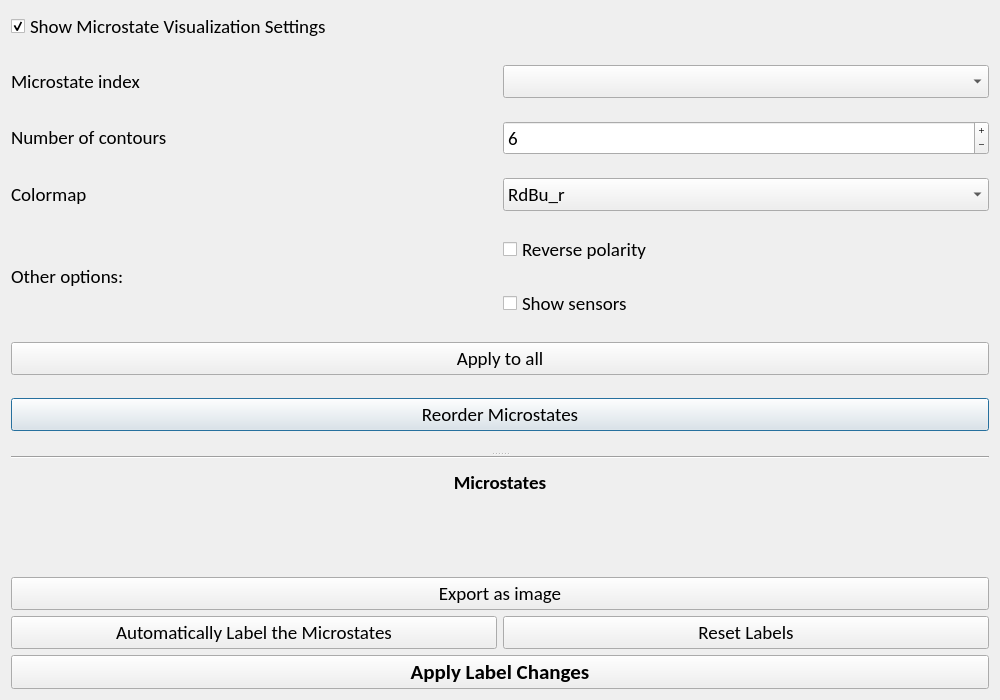
Old version of the form EEG_COMET/ui/MicrostateVisualizationWindow.ui in the repository eeg-comet/eeg-comet.
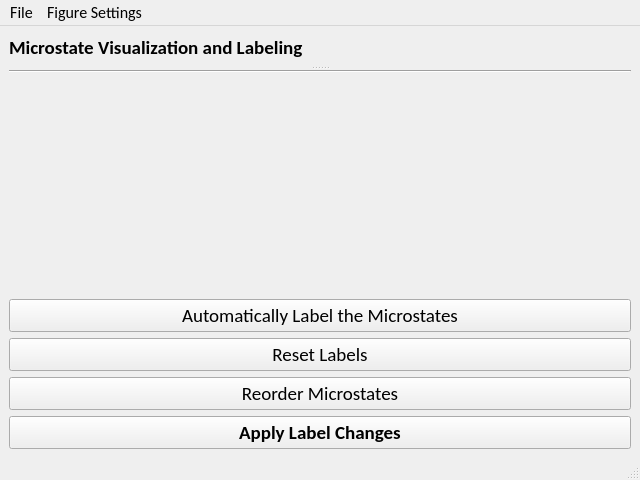
New version of the form.

Commit message: improved microstate visualization

What changed in the file:
```diff
--- a/EEG_COMET/ui/MicrostateVisualizationWindow.ui
+++ b/EEG_COMET/ui/MicrostateVisualizationWindow.ui
@@ -1,339 +1,378 @@
 <?xml version="1.0" encoding="UTF-8"?>
 <ui version="4.0">
- <class>Dialog</class>
- <widget class="QDialog" name="Dialog">
+ <class>MainWindow</class>
+ <widget class="QMainWindow" name="MainWindow">
   <property name="geometry">
    <rect>
     <x>0</x>
     <y>0</y>
-    <width>1000</width>
-    <height>700</height>
+    <width>640</width>
+    <height>480</height>
    </rect>
   </property>
-  <property name="minimumSize">
-   <size>
-    <width>800</width>
-    <height>500</height>
-   </size>
-  </property>
-  <property name="font">
-   <font>
-    <family>Calibri</family>
-    <pointsize>14</pointsize>
-   </font>
-  </property>
   <property name="windowTitle">
    <string>Dialog</string>
   </property>
-  <layout class="QGridLayout" name="gridLayout">
-   <item row="0" column="0">
-    <widget class="QCheckBox" name="settings_checkbox">
-     <property name="sizePolicy">
-      <sizepolicy hsizetype="Preferred" vsizetype="Maximum">
-       <horstretch>0</horstretch>
-       <verstretch>0</verstretch>
-      </sizepolicy>
-     </property>
-     <property name="text">
-      <string>Show Microstate Visualization Settings</string>
-     </property>
-     <property name="checked">
-      <bool>true</bool>
-     </property>
-    </widget>
-   </item>
-   <item row="1" column="0">
-    <widget class="QSplitter" name="splitter">
-     <property name="orientation">
-      <enum>Qt::Vertical</enum>
-     </property>
-     <widget class="QWidget" name="layoutWidget">
-      <layout class="QGridLayout" name="gridLayout_3">
-       <item row="7" column="0" colspan="2">
-        <widget class="QPushButton" name="reorder_microstates_button">
-         <property name="sizePolicy">
-          <sizepolicy hsizetype="Preferred" vsizetype="Maximum">
-           <horstretch>0</horstretch>
-           <verstretch>0</verstretch>
-          </sizepolicy>
-         </property>
-         <property name="cursor">
-          <cursorShape>PointingHandCursor</cursorShape>
-         </property>
-         <property name="text">
-          <string>Reorder Microstates</string>
-         </property>
-        </widget>
-       </item>
-       <item row="4" column="1">
-        <widget class="QCheckBox" name="reverse_polarity_checkbox">
-         <property name="sizePolicy">
-          <sizepolicy hsizetype="Preferred" vsizetype="Maximum">
-           <horstretch>0</horstretch>
-           <verstretch>0</verstretch>
-          </sizepolicy>
-         </property>
-         <property name="text">
-          <string>Reverse polarity</string>
-         </property>
-        </widget>
-       </item>
-       <item row="1" column="1">
-        <widget class="QComboBox" name="microstates_combobox">
-         <property name="sizePolicy">
-          <sizepolicy hsizetype="Preferred" vsizetype="Maximum">
-           <horstretch>0</horstretch>
-           <verstretch>0</verstretch>
-          </sizepolicy>
-         </property>
-        </widget>
-       </item>
-       <item row="2" column="1">
-        <widget class="QSpinBox" name="num_contours_spinbox">
-         <property name="sizePolicy">
-          <sizepolicy hsizetype="Preferred" vsizetype="Maximum">
-           <horstretch>0</horstretch>
-           <verstretch>0</verstretch>
-          </sizepolicy>
-         </property>
-         <property name="buttonSymbols">
-          <enum>QAbstractSpinBox::PlusMinus</enum>
-         </property>
-         <property name="minimum">
-          <number>0</number>
-         </property>
-         <property name="maximum">
-          <number>20</number>
-         </property>
-         <property name="value">
-          <number>6</number>
-         </property>
-        </widget>
-       </item>
-       <item row="5" column="1">
-        <widget class="QCheckBox" name="show_sensors_checkbox">
-         <property name="sizePolicy">
-          <sizepolicy hsizetype="Preferred" vsizetype="Maximum">
-           <horstretch>0</horstretch>
-           <verstretch>0</verstretch>
-          </sizepolicy>
-         </property>
-         <property name="text">
-          <string>Show sensors</string>
-         </property>
-        </widget>
-       </item>
-       <item row="2" column="0">
-        <widget class="QLabel" name="num_contours_label">
-         <property name="sizePolicy">
-          <sizepolicy hsizetype="Preferred" vsizetype="Maximum">
-           <horstretch>0</horstretch>
-           <verstretch>0</verstretch>
-          </sizepolicy>
-         </property>
-         <property name="text">
-          <string>Number of contours</string>
-         </property>
-        </widget>
-       </item>
-       <item row="1" column="0">
-        <widget class="QLabel" name="microstate_index_label">
-         <property name="sizePolicy">
-          <sizepolicy hsizetype="Preferred" vsizetype="Maximum">
-           <horstretch>0</horstretch>
-           <verstretch>0</verstretch>
-          </sizepolicy>
-         </property>
-         <property name="text">
-          <string>Microstate index</string>
-         </property>
-        </widget>
-       </item>
-       <item row="3" column="1">
-        <widget class="QComboBox" name="colormap_combobox">
-         <property name="sizePolicy">
-          <sizepolicy hsizetype="Preferred" vsizetype="Maximum">
-           <horstretch>0</horstretch>
-           <verstretch>0</verstretch>
-          </sizepolicy>
-         </property>
-         <item>
+  <widget class="QWidget" name="centralwidget">
+   <layout class="QGridLayout" name="gridLayout">
+    <item row="1" column="0">
+     <widget class="QSplitter" name="splitter">
+      <property name="font">
+       <font>
+        <family>Calibri</family>
+        <pointsize>14</pointsize>
+       </font>
+      </property>
+      <property name="orientation">
+       <enum>Qt::Vertical</enum>
+      </property>
+      <widget class="QWidget" name="layoutWidget">
+       <property name="font">
+        <font>
+         <family>Calibri</family>
+         <pointsize>14</pointsize>
+        </font>
+       </property>
+       <layout class="QGridLayout" name="gridLayout_3"/>
+      </widget>
+      <widget class="QWidget" name="gridLayoutWidget">
+       <property name="font">
+        <font>
+         <family>Calibri</family>
+         <pointsize>14</pointsize>
+        </font>
+       </property>
+       <layout class="QGridLayout" name="Microstate_Grid_Layout">
+        <item row="7" column="0">
+         <widget class="QPushButton" name="done_labeling_button">
+          <property name="enabled">
+           <bool>true</bool>
+          </property>
+          <property name="sizePolicy">
+           <sizepolicy hsizetype="Preferred" vsizetype="Maximum">
+            <horstretch>0</horstretch>
+            <verstretch>0</verstretch>
+           </sizepolicy>
+          </property>
+          <property name="font">
+           <font>
+            <family>Calibri</family>
+            <pointsize>14</pointsize>
+            <weight>75</weight>
+            <bold>true</bold>
+           </font>
+          </property>
           <property name="text">
-           <string>RdBu_r</string>
+           <string>Apply Label Changes</string>
           </property>
-         </item>
-         <item>
+         </widget>
+        </item>
+        <item row="6" column="0">
+         <widget class="QPushButton" name="reorder_microstates_button">
+          <property name="sizePolicy">
+           <sizepolicy hsizetype="Preferred" vsizetype="Maximum">
+            <horstretch>0</horstretch>
+            <verstretch>0</verstretch>
+           </sizepolicy>
+          </property>
+          <property name="font">
+           <font>
+            <family>Calibri</family>
+            <pointsize>14</pointsize>
+           </font>
+          </property>
+          <property name="cursor">
+           <cursorShape>PointingHandCursor</cursorShape>
+          </property>
           <property name="text">
-           <string>coolwarm</string>
+           <string>Reorder Microstates</string>
           </property>
-         </item>
-         <item>
+         </widget>
+        </item>
+        <item row="1" column="0" rowspan="2">
+         <layout class="QVBoxLayout" name="Microstate_Layout"/>
+        </item>
+        <item row="4" column="0">
+         <widget class="QPushButton" name="auto_labeling_button">
+          <property name="sizePolicy">
+           <sizepolicy hsizetype="Preferred" vsizetype="Maximum">
+            <horstretch>0</horstretch>
+            <verstretch>0</verstretch>
+           </sizepolicy>
+          </property>
+          <property name="font">
+           <font>
+            <family>Calibri</family>
+            <pointsize>14</pointsize>
+           </font>
+          </property>
+          <property name="cursor">
+           <cursorShape>PointingHandCursor</cursorShape>
+          </property>
           <property name="text">
-           <string>bwr</string>
+           <string>Automatically Label the Microstates</string>
           </property>
-         </item>
-         <item>
+         </widget>
+        </item>
+        <item row="0" column="0">
+         <widget class="Line" name="line">
+          <property name="font">
+           <font>
+            <family>Calibri</family>
+            <pointsize>14</pointsize>
+           </font>
+          </property>
+          <property name="orientation">
+           <enum>Qt::Horizontal</enum>
+          </property>
+         </widget>
+        </item>
+        <item row="3" column="0">
+         <layout class="QHBoxLayout" name="Microstates_Labels_Layout"/>
+        </item>
+        <item row="5" column="0">
+         <widget class="QPushButton" name="reset_labels_button">
+          <property name="sizePolicy">
+           <sizepolicy hsizetype="Preferred" vsizetype="Maximum">
+            <horstretch>0</horstretch>
+            <verstretch>0</verstretch>
+           </sizepolicy>
+          </property>
+          <property name="font">
+           <font>
+            <family>Calibri</family>
+            <pointsize>14</pointsize>
+           </font>
+          </property>
           <property name="text">
-           <string>seismic</string>
+           <string>Reset Labels</string>
           </property>
-         </item>
-        </widget>
-       </item>
-       <item row="6" column="0" colspan="2">
-        <widget class="QPushButton" name="apply_all_button">
-         <property name="sizePolicy">
-          <sizepolicy hsizetype="Preferred" vsizetype="Maximum">
-           <horstretch>0</horstretch>
-           <verstretch>0</verstretch>
-          </sizepolicy>
-         </property>
-         <property name="cursor">
-          <cursorShape>PointingHandCursor</cursorShape>
-         </property>
-         <property name="text">
-          <string>Apply to all</string>
-         </property>
-        </widget>
-       </item>
-       <item row="3" column="0">
-        <widget class="QLabel" name="colormap_label">
-         <property name="sizePolicy">
-          <sizepolicy hsizetype="Preferred" vsizetype="Maximum">
-           <horstretch>0</horstretch>
-           <verstretch>0</verstretch>
-          </sizepolicy>
-         </property>
-         <property name="text">
-          <string>Colormap</string>
-         </property>
-        </widget>
-       </item>
-       <item row="4" column="0" rowspan="2">
-        <widget class="QLabel" name="other_options_label">
-         <property name="sizePolicy">
-          <sizepolicy hsizetype="Preferred" vsizetype="Maximum">
-           <horstretch>0</horstretch>
-           <verstretch>0</verstretch>
-          </sizepolicy>
-         </property>
-         <property name="text">
-          <string>Other options:</string>
-         </property>
-        </widget>
-       </item>
-      </layout>
+         </widget>
+        </item>
+       </layout>
+      </widget>
      </widget>
-     <widget class="QWidget" name="gridLayoutWidget">
-      <layout class="QGridLayout" name="Microstate_Grid_Layout">
-       <item row="2" column="0" rowspan="2" colspan="2">
-        <layout class="QVBoxLayout" name="Microstate_Layout"/>
-       </item>
-       <item row="4" column="0" colspan="2">
-        <layout class="QHBoxLayout" name="Microstates_Labels_Layout"/>
-       </item>
-       <item row="1" column="0" colspan="2">
-        <widget class="QLabel" name="microstate_label">
-         <property name="sizePolicy">
-          <sizepolicy hsizetype="Preferred" vsizetype="Preferred">
-           <horstretch>0</horstretch>
-           <verstretch>0</verstretch>
-          </sizepolicy>
-         </property>
-         <property name="font">
-          <font>
-           <pointsize>14</pointsize>
-           <weight>75</weight>
-           <bold>true</bold>
-          </font>
-         </property>
-         <property name="text">
-          <string>Microstates</string>
-         </property>
-         <property name="alignment">
-          <set>Qt::AlignCenter</set>
-         </property>
-        </widget>
-       </item>
-       <item row="6" column="0">
-        <widget class="QPushButton" name="auto_labeling_button">
-         <property name="sizePolicy">
-          <sizepolicy hsizetype="Preferred" vsizetype="Maximum">
-           <horstretch>0</horstretch>
-           <verstretch>0</verstretch>
-          </sizepolicy>
-         </property>
-         <property name="cursor">
-          <cursorShape>PointingHandCursor</cursorShape>
-         </property>
-         <property name="text">
-          <string>Automatically Label the Microstates</string>
-         </property>
-        </widget>
-       </item>
-       <item row="5" column="0" colspan="2">
-        <widget class="QPushButton" name="export_microstates_image_button">
-         <property name="sizePolicy">
-          <sizepolicy hsizetype="Preferred" vsizetype="Maximum">
-           <horstretch>0</horstretch>
-           <verstretch>0</verstretch>
-          </sizepolicy>
-         </property>
-         <property name="cursor">
-          <cursorShape>PointingHandCursor</cursorShape>
-         </property>
-         <property name="text">
-          <string>Export as image</string>
-         </property>
-        </widget>
-       </item>
-       <item row="7" column="0" colspan="2">
-        <widget class="QPushButton" name="done_labeling_button">
-         <property name="enabled">
-          <bool>true</bool>
-         </property>
-         <property name="sizePolicy">
-          <sizepolicy hsizetype="Preferred" vsizetype="Maximum">
-           <horstretch>0</horstretch>
-           <verstretch>0</verstretch>
-          </sizepolicy>
-         </property>
-         <property name="font">
-          <font>
-           <pointsize>16</pointsize>
-           <weight>75</weight>
-           <bold>true</bold>
-          </font>
-         </property>
-         <property name="text">
-          <string>Apply Label Changes</string>
-         </property>
-        </widget>
-       </item>
-       <item row="6" column="1">
-        <widget class="QPushButton" name="reset_labels_button">
-         <property name="sizePolicy">
-          <sizepolicy hsizetype="Preferred" vsizetype="Maximum">
-           <horstretch>0</horstretch>
-           <verstretch>0</verstretch>
-          </sizepolicy>
-         </property>
-         <property name="text">
-          <string>Reset Labels</string>
-         </property>
-        </widget>
-       </item>
-       <item row="0" column="0" colspan="2">
-        <widget class="Line" name="line">
-         <property name="orientation">
-          <enum>Qt::Horizontal</enum>
-         </property>
-        </widget>
-       </item>
-      </layout>
+    </item>
+    <item row="0" column="0">
+     <widget class="QLabel" name="microstate_visualization_label">
+      <property name="sizePolicy">
+       <sizepolicy hsizetype="Preferred" vsizetype="Maximum">
+        <horstretch>0</horstretch>
+        <verstretch>0</verstretch>
+       </sizepolicy>
+      </property>
+      <property name="font">
+       <font>
+        <family>Calibri</family>
+        <pointsize>14</pointsize>
+        <weight>75</weight>
+        <bold>true</bold>
+       </font>
+      </property>
+      <property name="text">
+       <string>Microstate Visualization and Labeling</string>
+      </property>
      </widget>
+    </item>
+   </layout>
+  </widget>
+  <widget class="QMenuBar" name="menubar">
+   <property name="geometry">
+    <rect>
+     <x>0</x>
+     <y>0</y>
+     <width>640</width>
+     <height>21</height>
+    </rect>
+   </property>
+   <property name="font">
+    <font>
+     <family>Calibri</family>
+     <pointsize>12</pointsize>
+    </font>
+   </property>
+   <widget class="QMenu" name="menuFile">
+    <property name="font">
+     <font>
+      <family>Calibri</family>
+      <pointsize>12</pointsize>
+     </font>
+    </property>
+    <property name="title">
+     <string>File</string>
+    </property>
+    <addaction name="export_microstates_image_button"/>
+   </widget>
+   <widget class="QMenu" name="menuFigure_Settings">
+    <property name="font">
+     <font>
+      <family>Calibri</family>
+      <pointsize>12</pointsize>
+     </font>
+    </property>
+    <property name="title">
+     <string>Figure Settings</string>
+    </property>
+    <widget class="QMenu" name="menuColor_Map_2">
+     <property name="font">
+      <font>
+       <family>Calibri</family>
+       <pointsize>12</pointsize>
+      </font>
+     </property>
+     <property name="title">
+      <string>Color Map</string>
+     </property>
+     <addaction name="cmap_rdbur"/>
+     <addaction name="cmap_coolwarm"/>
+     <addaction name="cmap_bwr"/>
+     <addaction name="cmap_seismic"/>
     </widget>
-   </item>
-  </layout>
+    <widget class="QMenu" name="menuView">
+     <property name="font">
+      <font>
+       <family>Calibri</family>
+       <pointsize>12</pointsize>
+      </font>
+     </property>
+     <property name="title">
+      <string>View</string>
+     </property>
+     <addaction name="show_sensors"/>
+     <addaction name="show_contours"/>
+    </widget>
+    <addaction name="menuColor_Map_2"/>
+    <addaction name="menuView"/>
+   </widget>
+   <addaction name="menuFile"/>
+   <addaction name="menuFigure_Settings"/>
+  </widget>
+  <widget class="QStatusBar" name="statusbar"/>
+  <action name="export_microstates_image_button">
+   <property name="text">
+    <string>Export Figure</string>
+   </property>
+   <property name="font">
+    <font>
+     <family>Calibri</family>
+     <pointsize>12</pointsize>
+    </font>
+   </property>
+  </action>
+  <action name="actionRdBu_r">
+   <property name="text">
+    <string>RdBu_r</string>
+   </property>
+  </action>
+  <action name="cmap_rdbur">
+   <property name="checkable">
+    <bool>true</bool>
+   </property>
+   <property name="checked">
+    <bool>true</bool>
+   </property>
+   <property name="text">
+    <string>RdBu_r</string>
+   </property>
+   <property name="font">
+    <font>
+     <family>Calibri</family>
+     <pointsize>12</pointsize>
+    </font>
+   </property>
+  </action>
+  <action name="cmap_coolwarm">
+   <property name="checkable">
+    <bool>true</bool>
+   </property>
+   <property name="text">
+    <string>coolwarm</string>
+   </property>
+   <property name="font">
+    <font>
+     <family>Calibri</family>
+     <pointsize>12</pointsize>
+    </font>
+   </property>
+  </action>
+  <action name="cmap_bwr">
+   <property name="checkable">
+    <bool>true</bool>
+   </property>
+   <property name="text">
+    <string>bwr</string>
+   </property>
+   <property name="font">
+    <font>
+     <family>Calibri</family>
+     <pointsize>12</pointsize>
+    </font>
+   </property>
+  </action>
+  <action name="cmap_seismic">
+   <property name="checkable">
+    <bool>true</bool>
+   </property>
+   <property name="text">
+    <string>seismic</string>
+   </property>
+   <property name="font">
+    <font>
+     <family>Calibri</family>
+     <pointsize>12</pointsize>
+    </font>
+   </property>
+  </action>
+  <action name="actionContours">
+   <property name="text">
+    <string>Contours</string>
+   </property>
+   <property name="font">
+    <font>
+     <family>Calibri</family>
+     <pointsize>12</pointsize>
+    </font>
+   </property>
+  </action>
+  <action name="actionReverse_Polarity">
+   <property name="text">
+    <string>Reverse Polarity</string>
+   </property>
+   <property name="font">
+    <font>
+     <family>Calibri</family>
+     <pointsize>12</pointsize>
+    </font>
+   </property>
+  </action>
+  <action name="show_sensors">
+   <property name="checkable">
+    <bool>true</bool>
+   </property>
+   <property name="checked">
+    <bool>true</bool>
+   </property>
+   <property name="text">
+    <string>Show Sensors</string>
+   </property>
+   <property name="font">
+    <font>
+     <family>Calibri</family>
+     <pointsize>12</pointsize>
+    </font>
+   </property>
+  </action>
+  <action name="show_contours">
+   <property name="checkable">
+    <bool>true</bool>
+   </property>
+   <property name="checked">
+    <bool>true</bool>
+   </property>
+   <property name="text">
+    <string>Show Contours</string>
+   </property>
+  </action>
  </widget>
  <resources/>
  <connections/>
```
Left out of the diff: 2 changed lines with no effect on the pictures. The commit also changes 1 other file.
